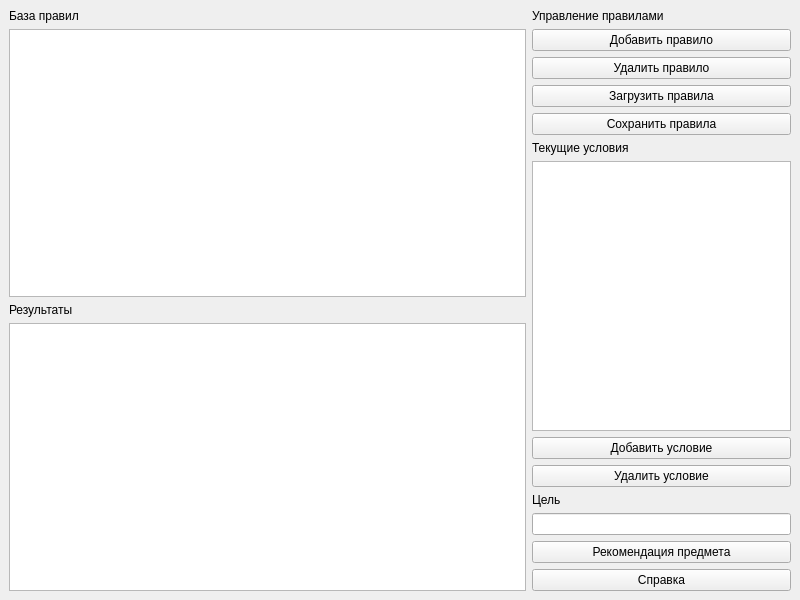
Before: the Qt Designer form lab2/mainwindow.ui in qelezy/ai_systems, drawn with Qt 5.
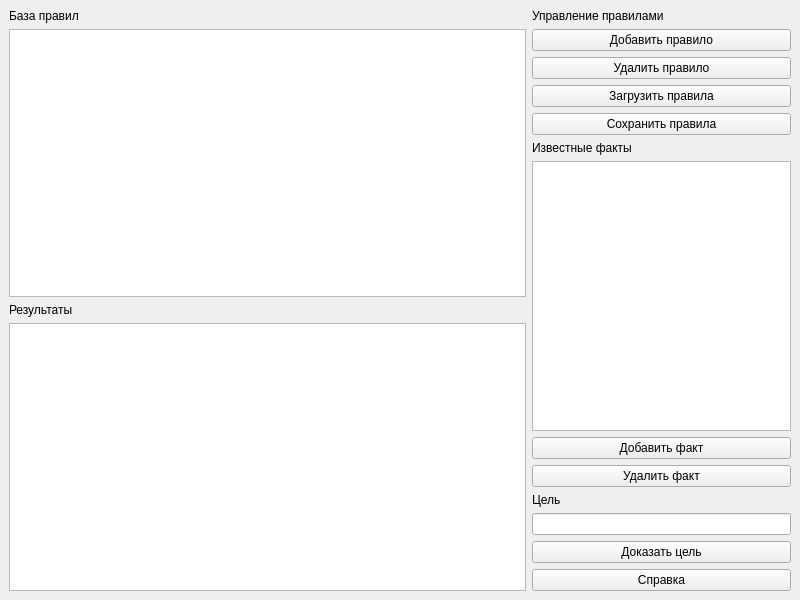
After: the same form once the commit is applied.

```diff
--- a/lab2/mainwindow.ui
+++ b/lab2/mainwindow.ui
@@ -101,7 +101,7 @@
         <item>
          <widget class="QLabel" name="currentConditionsLabel">
           <property name="text">
-           <string>Текущие условия</string>
+           <string>Известные факты</string>
           </property>
          </widget>
         </item>
@@ -111,14 +111,14 @@
         <item>
          <widget class="QPushButton" name="addConditionBtn">
           <property name="text">
-           <string>Добавить условие</string>
+           <string>Добавить факт</string>
           </property>
          </widget>
         </item>
         <item>
          <widget class="QPushButton" name="deleteConditionBtn">
           <property name="text">
-           <string>Удалить условие</string>
+           <string>Удалить факт</string>
           </property>
          </widget>
         </item>
@@ -141,7 +141,7 @@
       <item>
        <widget class="QPushButton" name="recommendItemBtn">
         <property name="text">
-         <string>Рекомендация предмета</string>
+         <string>Доказать цель</string>
         </property>
        </widget>
       </item>
```
Left out of the diff: 10 changed lines with no effect on the pictures.
